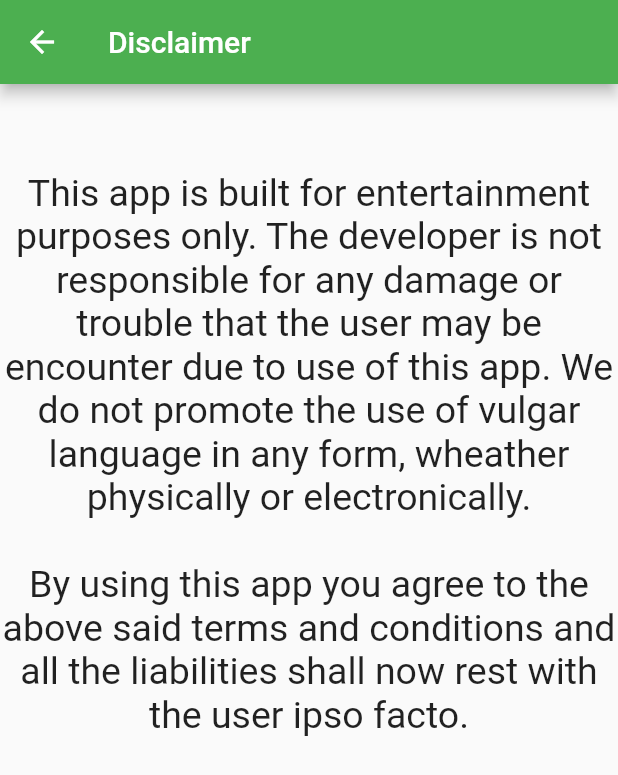
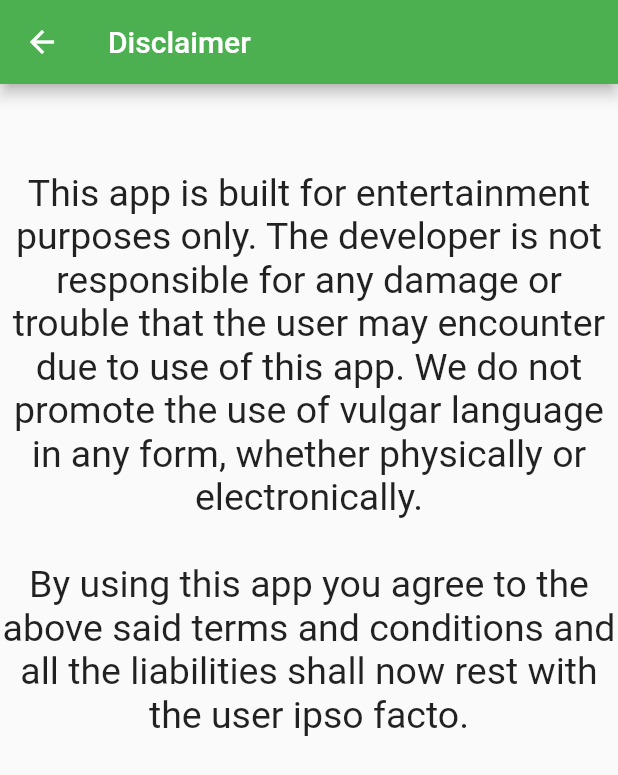
Before and after one commit to thecodepapaya/MC-App, a Flutter app: the DisclaimerScreen screen opened directly, on a phone screen of 412 x 824 dp. Shown: the top 775 px of the screen. Run offline on Flutter 3.47's test engine with Material 2 defaults, Android fonts, the phone set to English and light mode, and no system bars; our stand-ins replace audioplayers.

Commit message:
Fixed typos in Disclaimer

```diff
--- a/lib/main.dart
+++ b/lib/main.dart
@@ -235,7 +235,7 @@ class DisclaimerScreen extends StatelessWidget {
         ),
       ),
       body: Text(
-        "\n\nThis app is built for entertainment purposes only. The developer is not responsible for any damage or trouble that the user may be encounter due to use of this app. We do not promote the use of vulgar language in any form, wheather physically or electronically.\n\nBy using this app you agree to the above said terms and conditions and all the liabilities shall now rest with the user ipso facto.",
+        "\n\nThis app is built for entertainment purposes only. The developer is not responsible for any damage or trouble that the user may encounter due to use of this app. We do not promote the use of vulgar language in any form, whether physically or electronically.\n\nBy using this app you agree to the above said terms and conditions and all the liabilities shall now rest with the user ipso facto.",
         style: TextStyle(fontSize: 25),
         textAlign: TextAlign.center,
       ),
```
